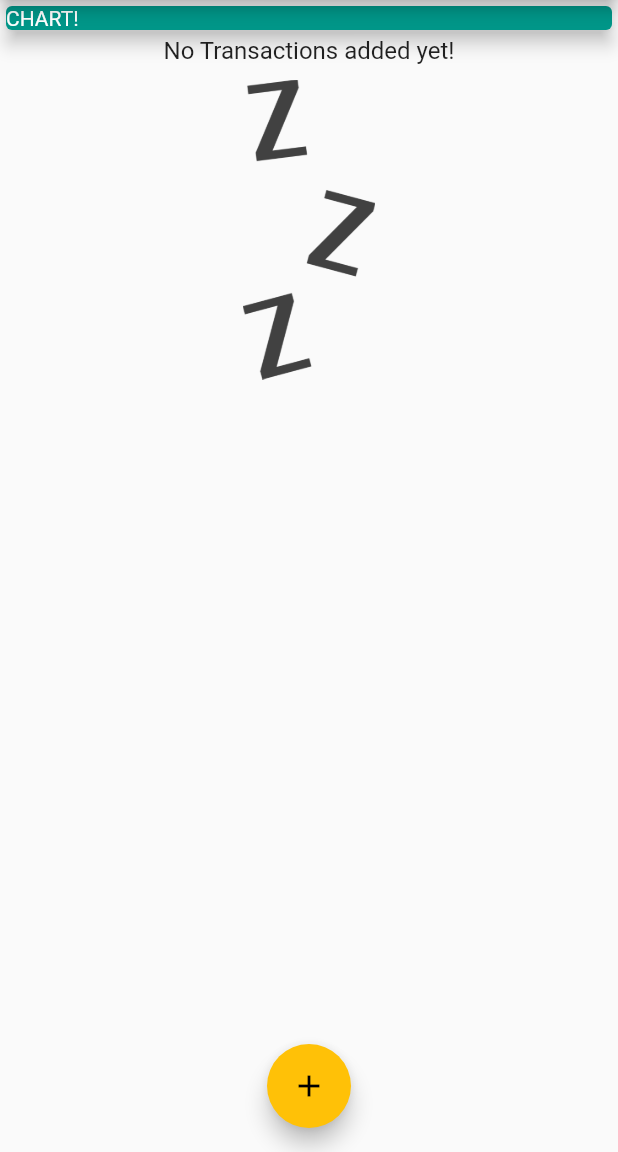
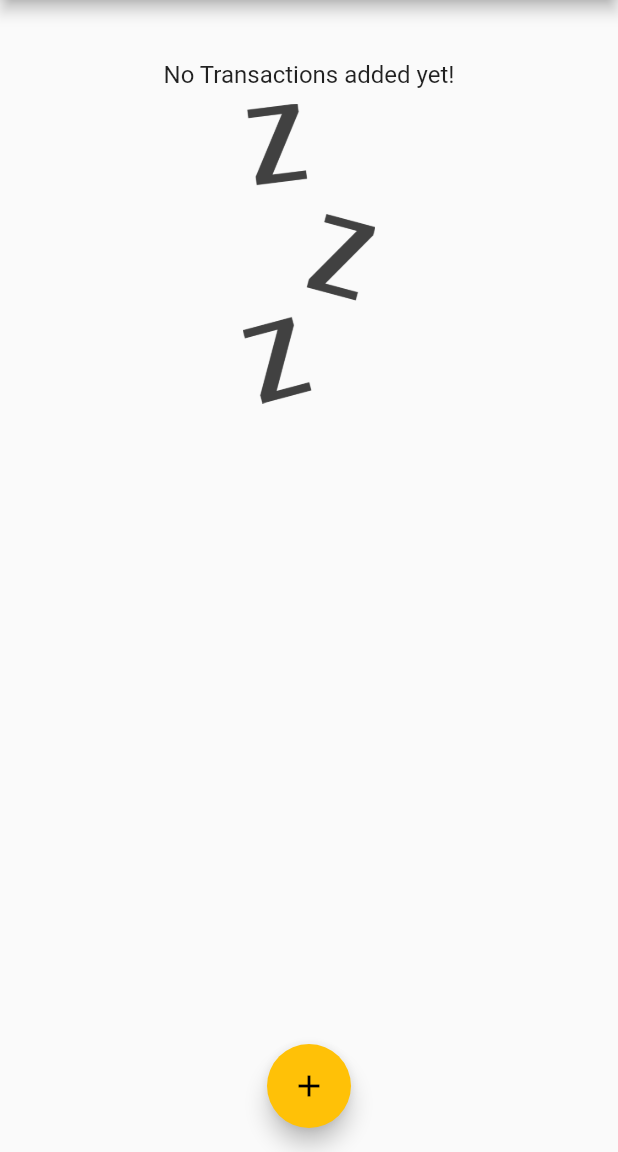
Before and after one commit to EliezerAmbion/flutter_expense_tracker, a Flutter app: the screen it shows after launch, on a phone screen of 412 x 824 dp, the part 84-1236 px from its top. Run offline on Flutter 3.47's test engine with Material 2 defaults, Android fonts, the phone set to English and light mode, and no system bars.

Commit message:
add getter

```diff
--- a/lib/main.dart
+++ b/lib/main.dart
@@ -1,8 +1,10 @@
 import 'package:flutter/material.dart';
 
-import './widgets/new_transaction.dart';
-import './widgets/transaction_list.dart';
-import './models/transaction.dart';
+import 'models/transaction.dart';
+
+import 'widgets/chart.dart';
+import 'widgets/new_transaction.dart';
+import 'widgets/transaction_list.dart';
 
 void main() => runApp(MyApp());
 
@@ -61,6 +63,16 @@ class _MyHomePageState extends State<MyHomePage> {
     // ),
   ];
 
+  List<Transaction> get _recentTransactions {
+    return _userTransactions.where((element) {
+      return element.date.isAfter(
+        DateTime.now().subtract(
+          Duration(days: 7),
+        ),
+      );
+    }).toList();
+  }
+
   void _addNewTransaction(String txTitle, double txAmount) {
     final newTx = Transaction(
       title: txTitle,
@@ -104,17 +116,7 @@ class _MyHomePageState extends State<MyHomePage> {
         child: Column(
           crossAxisAlignment: CrossAxisAlignment.stretch,
           children: <Widget>[
-            Container(
-              width: double.infinity,
-              child: Card(
-                color: Theme.of(context).primaryColor,
-                elevation: 5,
-                child: const Text(
-                  'CHART!',
-                  style: TextStyle(color: Colors.white),
-                ),
-              ),
-            ),
+            Chart(_recentTransactions),
             TransactionList(transactions: _userTransactions),
           ],
         ),
```
Also changed, not shown: lib/widgets/chart.dart (+10 -7 lines).
